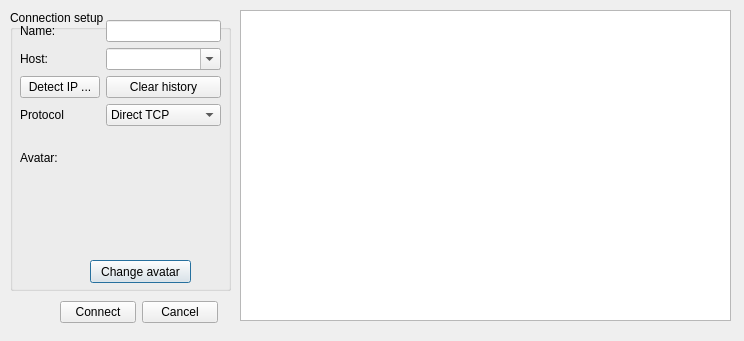
Old version of the form src/connectiondialog.ui in the repository Mogara/QSanguosha.
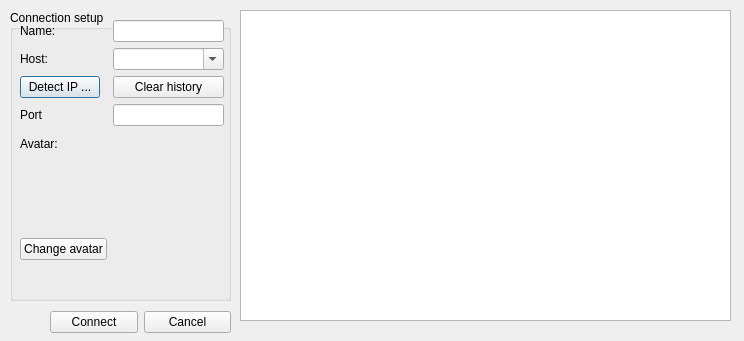
New version of the form.

```diff
--- a/src/connectiondialog.ui
+++ b/src/connectiondialog.ui
@@ -22,98 +22,25 @@
      <x>10</x>
      <y>10</y>
      <width>221</width>
-     <height>281</height>
+     <height>291</height>
     </rect>
    </property>
    <property name="title">
     <string>Connection setup</string>
    </property>
-   <widget class="QLabel" name="avatarPixmap">
-    <property name="geometry">
-     <rect>
-      <x>70</x>
-      <y>140</y>
-      <width>100</width>
-      <height>100</height>
-     </rect>
-    </property>
-    <property name="minimumSize">
-     <size>
-      <width>100</width>
-      <height>100</height>
-     </size>
-    </property>
-    <property name="text">
-     <string/>
-    </property>
-    <property name="scaledContents">
-     <bool>true</bool>
-    </property>
-   </widget>
-   <widget class="QPushButton" name="changeAvatarButton">
-    <property name="geometry">
-     <rect>
-      <x>80</x>
-      <y>250</y>
-      <width>101</width>
-      <height>23</height>
-     </rect>
-    </property>
-    <property name="text">
-     <string>Change avatar</string>
-    </property>
-   </widget>
-   <widget class="QLabel" name="avatarLabel">
-    <property name="geometry">
-     <rect>
-      <x>10</x>
-      <y>140</y>
-      <width>42</width>
-      <height>16</height>
-     </rect>
-    </property>
-    <property name="text">
-     <string>Avatar:</string>
-    </property>
-   </widget>
-   <widget class="QWidget" name="">
+   <widget class="QWidget" name="layoutWidget">
     <property name="geometry">
      <rect>
       <x>10</x>
       <y>10</y>
-      <width>201</width>
-      <height>109</height>
+      <width>204</width>
+      <height>276</height>
      </rect>
     </property>
     <layout class="QFormLayout" name="formLayout">
-     <item row="3" column="0">
-      <widget class="QPushButton" name="detectButton">
-       <property name="text">
-        <string>Detect IP ...</string>
-       </property>
-      </widget>
-     </item>
-     <item row="3" column="1">
-      <widget class="QPushButton" name="clearHistoryButton">
-       <property name="text">
-        <string>Clear history</string>
-       </property>
-      </widget>
-     </item>
-     <item row="2" column="1">
-      <widget class="QComboBox" name="hostComboBox">
-       <property name="editable">
-        <bool>true</bool>
-       </property>
-      </widget>
-     </item>
-     <item row="2" column="0">
-      <widget class="QLabel" name="hostLabel">
-       <property name="text">
-        <string>Host:</string>
-       </property>
-      </widget>
-     </item>
+     <property name="fieldGrowthPolicy">
+      <enum>QFormLayout::AllNonFixedFieldsGrow</enum>
+     </property>
      <item row="1" column="0">
       <widget class="QLabel" name="nameLabel">
        <property name="text">
@@ -127,30 +54,72 @@
      <item row="1" column="1">
       <widget class="QLineEdit" name="nameLineEdit"/>
      </item>
-     <item row="4" column="0">
-      <widget class="QLabel" name="protocolLabel">
+     <item row="2" column="0">
+      <widget class="QLabel" name="hostLabel">
        <property name="text">
-        <string>Protocol</string>
+        <string>Host:</string>
        </property>
       </widget>
      </item>
-     <item row="4" column="1">
-      <widget class="QComboBox" name="protocolComboBox">
-       <item>
-        <property name="text">
-         <string>Direct TCP</string>
-        </property>
-       </item>
-       <item>
-        <property name="text">
-         <string>Battle platfom</string>
-        </property>
-       </item>
-       <item>
-        <property name="text">
-         <string>IRC network</string>
-        </property>
-       </item>
+     <item row="2" column="1">
+      <widget class="QComboBox" name="hostComboBox">
+       <property name="editable">
+        <bool>true</bool>
+       </property>
+      </widget>
+     </item>
+     <item row="3" column="0">
+      <widget class="QPushButton" name="detectButton">
+       <property name="text">
+        <string>Detect IP ...</string>
+       </property>
+      </widget>
+     </item>
+     <item row="3" column="1">
+      <widget class="QPushButton" name="clearHistoryButton">
+       <property name="text">
+        <string>Clear history</string>
+       </property>
+      </widget>
+     </item>
+     <item row="5" column="0">
+      <widget class="QLabel" name="portLabel">
+       <property name="text">
+        <string>Port</string>
+       </property>
+      </widget>
+     </item>
+     <item row="5" column="1">
+      <widget class="QLineEdit" name="portLineEdit"/>
+     </item>
+     <item row="6" column="0">
+      <widget class="QLabel" name="avatarLabel">
+       <property name="text">
+        <string>Avatar:</string>
+       </property>
+      </widget>
+     </item>
+     <item row="6" column="1">
+      <widget class="QLabel" name="avatarPixmap">
+       <property name="minimumSize">
+        <size>
+         <width>100</width>
+         <height>100</height>
+        </size>
+       </property>
+       <property name="text">
+        <string/>
+       </property>
+       <property name="scaledContents">
+        <bool>true</bool>
+       </property>
+      </widget>
+     </item>
+     <item row="7" column="0">
+      <widget class="QPushButton" name="changeAvatarButton">
+       <property name="text">
+        <string>Change avatar</string>
+       </property>
       </widget>
      </item>
     </layout>
@@ -181,9 +150,9 @@
   <widget class="QWidget" name="layoutWidget">
    <property name="geometry">
     <rect>
-     <x>60</x>
-     <y>300</y>
-     <width>158</width>
+     <x>50</x>
+     <y>310</y>
+     <width>181</width>
      <height>25</height>
     </rect>
    </property>
```
Left out of the diff: 1 changed line with no effect on the pictures.
